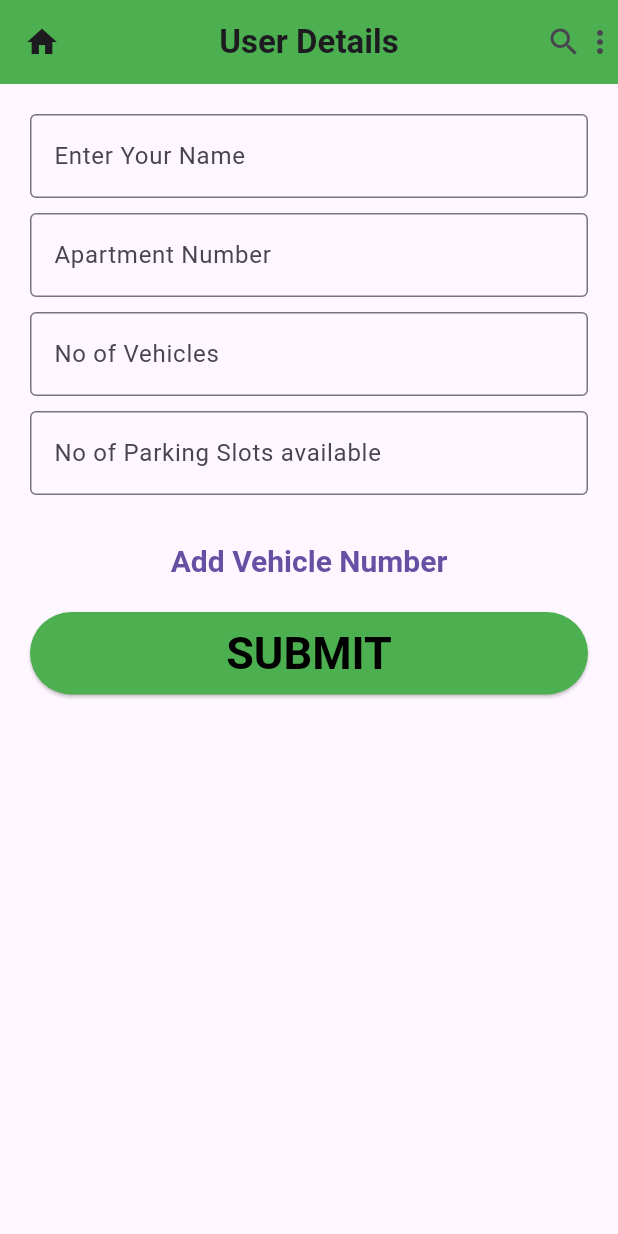
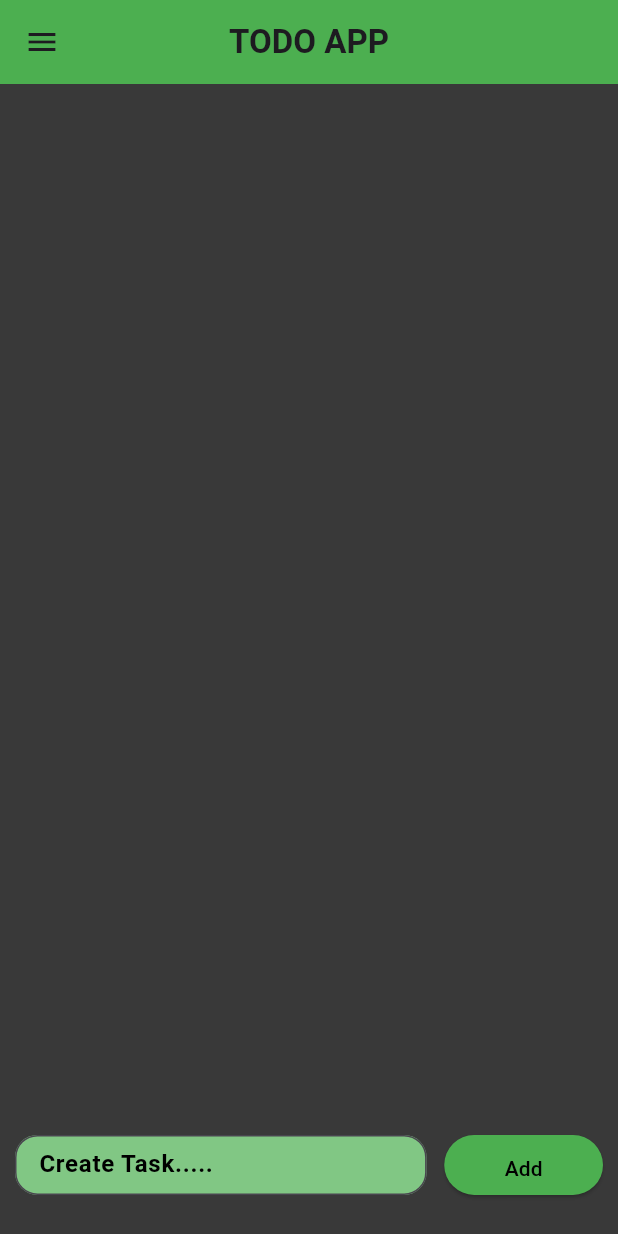
Before and after one commit to adarshkrishnakr/flutter_todo_app, a Flutter app: the screen it shows after launch, on a phone screen of 412 x 824 dp. Run offline on Flutter 3.47's test engine with Material 3 defaults, Android fonts, the phone set to English and light mode, and no system bars.

Commit message:
flutter todo app

```diff
--- a/lib/main.dart
+++ b/lib/main.dart
@@ -1,187 +1,18 @@
 import 'package:flutter/material.dart';
+import 'package:flutter_application/screens/todo.dart';
 
-void main() {
+void main(){
   runApp(MyApp());
 }
 
 class MyApp extends StatelessWidget {
-  const MyApp({Key? key}) : super(key: key);
+  const MyApp({super.key});
 
   @override
   Widget build(BuildContext context) {
     return MaterialApp(
       debugShowCheckedModeBanner: false,
-      title: "Flutter Demo",
-      home: HomeScreen(),
+      home: Todo(),
     );
   }
 }
-
-class HomeScreen extends StatefulWidget {
-  HomeScreen({Key? key}) : super(key: key);
-
-  @override
-  State<HomeScreen> createState() => _HomeScreenState();
-}
-
-class _HomeScreenState extends State<HomeScreen> {
-  final _textController = TextEditingController();
-  final _apartmentController = TextEditingController();
-  final _noOfVehiclesOwned = TextEditingController();
-  final _noOfSlotsAvailable = TextEditingController();
-  List<TextEditingController> _vehicleNoControllers = [];
-
-  @override
-  Widget build(BuildContext context) {
-    return Scaffold(
-      appBar: AppBar(
-        backgroundColor: Colors.green,
-        title: Text(
-          "User Details",
-          style: TextStyle(fontWeight: FontWeight.bold),
-        ),
-        centerTitle: true,
-        leading: Icon(Icons.home),
-        actions: [Icon(Icons.search), Icon(Icons.more_vert)],
-      ),
-      body: SafeArea(
-        child: Container(
-          padding: EdgeInsets.all(20),
-          child: Column(
-            crossAxisAlignment: CrossAxisAlignment.stretch,
-            children: [
-              TextField(
-                controller: _textController,
-                decoration: InputDecoration(
-                  border: OutlineInputBorder(),
-                  hintText: "Enter Your Name",
-                ),
-              ),
-              SizedBox(
-                height: 10,
-              ),
-              TextField(
-                controller: _apartmentController,
-                decoration: InputDecoration(
-                  border: OutlineInputBorder(),
-                  hintText: "Apartment Number",
-                ),
-              ),
-              SizedBox(
-                height: 10,
-              ),
-              TextField(
-                controller: _noOfVehiclesOwned,
-                keyboardType: TextInputType.number,
-                decoration: InputDecoration(
-                  border: OutlineInputBorder(),
-                  hintText: "No of Vehicles",
-                ),
-              ),
-              SizedBox(
-                height: 10,
-              ),
-              TextField(
-                controller: _noOfSlotsAvailable,
-                keyboardType: TextInputType.number,
-                decoration: InputDecoration(
-                  border: OutlineInputBorder(),
-                  hintText: "No of Parking Slots available",
-                ),
-              ),
-              SizedBox(
-                height: 10,
-              ),
-              ListView.builder(
-                shrinkWrap: true,
-                itemCount: _vehicleNoControllers.length,
-                itemBuilder: (context, index) {
-                  return Row(
-                    children: [
-                      Expanded(
-                        child: TextField(
-                          controller: _vehicleNoControllers[index],
-                          keyboardType: TextInputType.text,
-                          decoration: InputDecoration(
-                            border: OutlineInputBorder(),
-                            hintText: "Enter Vehicle No",
-                          ),
-                        ),
-                      ),
-                      IconButton(
-                        icon: Icon(Icons.remove),
-                        onPressed: () {
-                          setState(() {
-                            _vehicleNoControllers.removeAt(index);
-                          });
-                        },
-                      ),
-                    ],
-                  );
-                },
-              ),
-              SizedBox(
-                height: 10,
-              ),
-            TextButton(
-  onPressed: () {
-    setState(() {
-      _vehicleNoControllers.add(TextEditingController());
-    });
-  },
-  style: TextButton.styleFrom(
-    padding: EdgeInsets.symmetric(horizontal: 20, vertical: 10),
-    textStyle: TextStyle(
-      fontSize: 20,
-      fontWeight: FontWeight.bold,
-      color: Colors.blue, // Setting text color to blue
-    ),
-  ),
-  child: Text("Add Vehicle Number"),
-),
-
-              SizedBox(
-                height: 10,
-              ),
-              ElevatedButton(
-                onPressed: () {
-                  int noOfVehicles = int.parse(_noOfVehiclesOwned.text);
-                  int noOfSlots = int.parse(_noOfSlotsAvailable.text);
-                  print("Name: ${_textController.text}");
-                  print("Apartment No: ${_apartmentController.text}");
-                  print("No Of Vehicles: $noOfVehicles");
-                  print("No Of Parking Slots Available: $noOfSlots");
-                  _vehicleNoControllers.forEach((controller) {
-                    print("Vehicle No: ${controller.text}");
-                  });
-
-                  _textController.clear();
-                  _apartmentController.clear();
-                  _noOfVehiclesOwned.clear();
-                  _noOfSlotsAvailable.clear();
-                  _vehicleNoControllers.forEach((controller) {
-                    controller.clear();
-                  });
-                },
-                style: ElevatedButton.styleFrom(
-                  backgroundColor: Colors.green,
-                  foregroundColor: Colors.black,
-                  padding: EdgeInsets.symmetric(horizontal: 20, vertical: 10),
-                  textStyle: TextStyle(
-                    fontSize: 30,
-                    fontWeight: FontWeight.bold,
-                  ),
-                ),
-                child: Text("SUBMIT"),
-              ),
-              SizedBox(
-                height: 20,
-              ),
-
-            ],
-          ),
-        ),
-      ),
-    );
-  }
-}
--- /dev/null
+++ b/lib/screens/todo.dart
@@ -0,0 +1,143 @@
+import 'package:flutter/cupertino.dart';
+import 'package:flutter/material.dart';
+import 'package:flutter/widgets.dart';
+
+class Todo extends StatefulWidget {
+  const Todo({super.key});
+
+  @override
+  State<Todo> createState() => _TodoState();
+}
+
+class _TodoState extends State<Todo> {
+  List<Map<String, dynamic>> todoList = [];
+
+  TextEditingController _textEditingController = TextEditingController();
+
+  addList() {
+    setState(() {
+      String value = _textEditingController.text;
+      if (value.isNotEmpty) {
+        todoList.add({"value": value});
+        _textEditingController.clear();
+      }
+    });
+  }
+
+  deleteTask(index) {
+    setState(() {
+      todoList.removeAt(index);
+    });
+  }
+
+  @override
+  Widget build(BuildContext context) {
+    return Scaffold(
+      backgroundColor: const Color.fromARGB(255, 57, 57, 57),
+      appBar: AppBar(
+          backgroundColor: Colors.green,
+          title: Text(
+            "TODO APP",
+            style: TextStyle(fontWeight: FontWeight.bold),
+          ),
+          centerTitle: true,
+          leading: IconButton(onPressed: () {}, icon: Icon(Icons.menu))),
+      body: Container(
+        margin: EdgeInsets.all(10),
+        child: Column(
+          children: [
+            Expanded(
+                flex: 90,
+                child: ListView.builder(
+                    itemCount: todoList.length,
+                    itemBuilder: (context, index) {
+                      return Card(
+                        shape: RoundedRectangleBorder(
+                          borderRadius: BorderRadius.circular(15),
+                        ),
+                        color: Colors.green[700],
+                        child: SizedBox(
+                          height: 50,
+                          width: double.infinity,
+                          child: Container(
+                            margin: EdgeInsets.only(left: 20),
+                            alignment: Alignment.center,
+                            child: Row(
+                              children: [
+                                Expanded(
+                                    flex: 80,
+                                    child: Text(
+                                      todoList[index]['value'].toString(),
+                                      style: TextStyle(
+                                          color: Colors.black,
+                                          fontWeight: FontWeight.bold),
+                                    )),
+                                Expanded(
+                                    flex: 20,
+                                    child: TextButton(
+                                      onPressed: () {
+                                        deleteTask(index);
+                                      },
+                                      child: Icon(
+                                        Icons.delete,
+                                        color: Colors.black,
+                                      ),
+                                    ))
+                              ],
+                            ),
+                          ),
+                        ),
+                      );
+                    })),
+            Expanded(
+                flex: 10,
+                child: Row(
+                  children: [
+                    Expanded(
+                        flex: 70,
+                        child: Container(
+                          height: 40,
+                          child: TextFormField(
+                            controller: _textEditingController,
+                            decoration: InputDecoration(
+                                border: OutlineInputBorder(
+                                  borderRadius: BorderRadius.circular(15),
+                                ),
+                                fillColor: Colors.green[300],
+                                filled: true,
+                                labelText: "Create Task.....",
+                                labelStyle: TextStyle(
+                                    color: Colors.black,
+                                    fontWeight: FontWeight.bold)),
+                          ),
+                        )),
+                    Expanded(
+                        flex: 3,
+                        child: SizedBox(
+                          width: 5,
+                        )),
+                    Expanded(
+                        flex: 27,
+                        child: ElevatedButton(
+                            onPressed: () {
+                              addList();
+                            },
+                            style: ElevatedButton.styleFrom(
+                              foregroundColor:
+                                  Colors.black,
+                              backgroundColor:
+                                  Colors.green,
+                            ),
+                            child: Container(
+                                height: 15,
+                                width: double.infinity,
+                                alignment: Alignment.center,
+                                child: Text("Add")))),
+                  ],
+                ))
+          ],
+        ),
+      ),
+    );
+  }
+}
--- a/pubspec.yaml
+++ b/pubspec.yaml
@@ -59,9 +59,8 @@ flutter:
   uses-material-design: true
 
   # To add assets to your application, add an assets section, like this:
-  # assets:
-  #   - images/a_dot_burr.jpeg
-  #   - images/a_dot_ham.jpeg
+  assets:
+    - images/
 
   # An image asset can refer to one or more resolution-specific "variants", see
   # https://flutter.dev/assets-and-images/#resolution-aware
```
